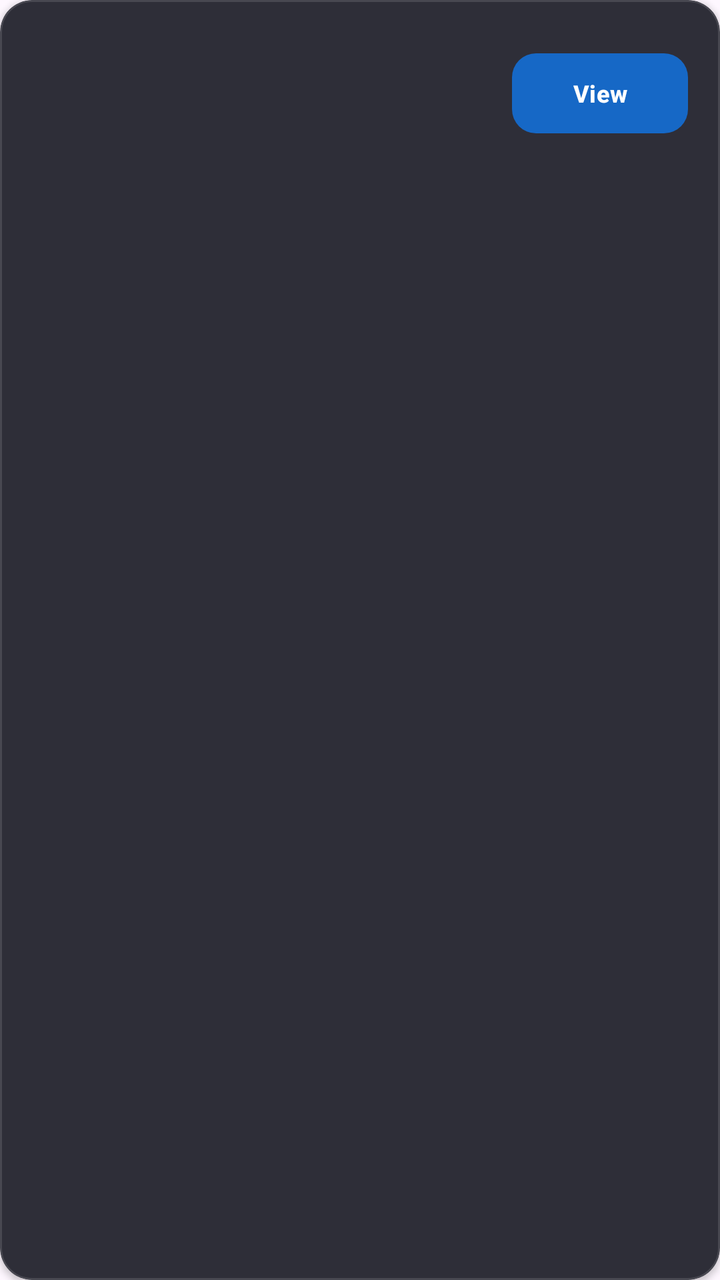
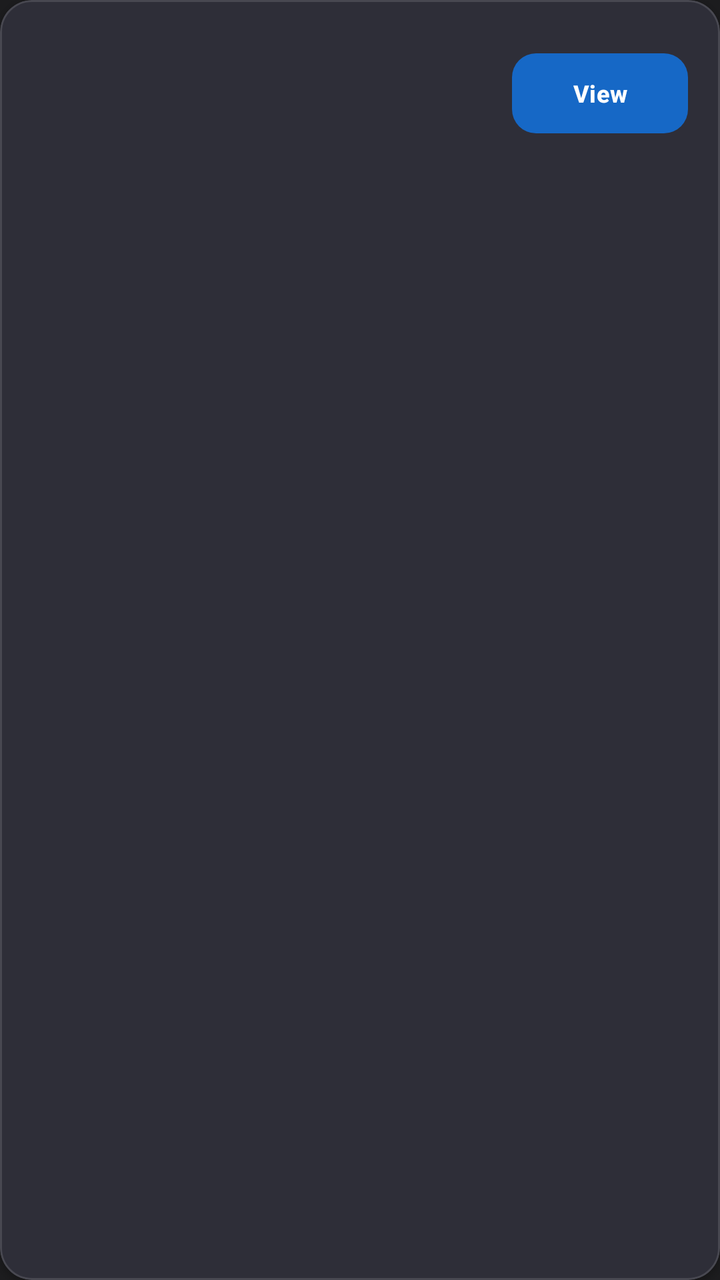

Screens rendered from an Android XML layout before and after an edit, with the pre-edit source and the edit as a unified diff.
<!-- AndroidManifest.xml: application theme Theme.ImuLogger -->
<!-- res/layout/item_session_history.xml -->
<?xml version="1.0" encoding="utf-8"?>
<com.google.android.material.card.MaterialCardView xmlns:android="http://schemas.android.com/apk/res/android"
    xmlns:app="http://schemas.android.com/apk/res-auto"
    android:layout_width="match_parent"
    android:layout_height="wrap_content"
    android:layout_marginBottom="10dp"
    app:cardBackgroundColor="@color/overlay_chip"
    app:cardCornerRadius="16dp"
    app:cardElevation="2dp"
    app:strokeColor="@color/overlay_stroke_subtle"
    app:strokeWidth="1dp">

    <LinearLayout
        android:layout_width="match_parent"
        android:layout_height="wrap_content"
        android:orientation="horizontal"
        android:padding="16dp"
        android:gravity="center_vertical">

        <LinearLayout
            android:layout_width="0dp"
            android:layout_height="wrap_content"
            android:layout_weight="1"
            android:orientation="vertical">

            <TextView
                android:id="@+id/tvSessionDate"
                android:layout_width="wrap_content"
                android:layout_height="wrap_content"
                android:textColor="@color/on_overlay_primary"
                android:textSize="15sp"
                android:textStyle="bold" />

            <TextView
                android:id="@+id/tvSessionId"
                android:layout_width="wrap_content"
                android:layout_height="wrap_content"
                android:layout_marginTop="2dp"
                android:textColor="@color/on_overlay_muted"
                android:textSize="11sp" />

            <LinearLayout
                android:layout_width="wrap_content"
                android:layout_height="wrap_content"
                android:layout_marginTop="8dp"
                android:gravity="center_vertical"
                android:orientation="horizontal">

                <TextView
                    android:id="@+id/tvSessionDuration"
                    android:layout_width="wrap_content"
                    android:layout_height="wrap_content"
                    android:textColor="@color/on_overlay_secondary"
                    android:textSize="12sp" />

                <TextView
                    android:id="@+id/tvSessionSamples"
                    android:layout_width="wrap_content"
                    android:layout_height="wrap_content"
                    android:layout_marginStart="12dp"
                    android:textColor="@color/on_overlay_muted"
                    android:textSize="12sp" />
            </LinearLayout>
        </LinearLayout>

        <com.google.android.material.button.MaterialButton
            android:id="@+id/btnViewTrack"
            android:layout_width="wrap_content"
            android:layout_height="wrap_content"
            android:text="@string/view_map"
            android:textSize="12sp"
            android:textStyle="bold"
            app:cornerRadius="12dp"
            app:backgroundTint="@color/brand" />

    </LinearLayout>

</com.google.android.material.card.MaterialCardView>
<!-- resources referenced by this layout -->
<resources>
  <color name="brand">#1668C6</color>
  <color name="on_overlay_muted">#808085</color>
  <color name="on_overlay_primary">#FFFFFF</color>
  <color name="on_overlay_secondary">#A0A0A5</color>
  <color name="overlay_chip">#2E2E38</color>
  <color name="overlay_stroke_subtle">#20FFFFFF</color>
  <string name="view_map">View</string>
  <style name="Theme.ImuLogger" parent="Theme.Material3.DayNight.NoActionBar">
          <item name="colorPrimary">@color/brand</item>
          <item name="colorOnPrimary">@color/on_brand</item>
          <item name="android:statusBarColor">@android:color/transparent</item>
      </style>
  <color name="on_brand">#FFFFFF</color>
</resources>

<!-- the commit's change to res/layout/item_session_history.xml (unified diff, before → after) -->
@@ -4,6 +4,9 @@
     android:layout_width="match_parent"
     android:layout_height="wrap_content"
     android:layout_marginBottom="10dp"
+    android:clickable="true"
+    android:focusable="true"
+    android:foreground="?attr/selectableItemBackground"
     app:cardBackgroundColor="@color/overlay_chip"
     app:cardCornerRadius="16dp"
     app:cardElevation="2dp"
<!-- resource entries referenced after the edit -->
@@ -11,7 +11,12 @@
           <item name="colorPrimary">@color/brand</item>
           <item name="colorOnPrimary">@color/on_brand</item>
           <item name="android:statusBarColor">@android:color/transparent</item>
+          <item name="android:navigationBarColor">@android:color/transparent</item>
+          <item name="android:windowBackground">@color/overlay_card</item>
+          <item name="colorSurfaceContainer">@color/overlay_card</item>
+          <item name="colorSurfaceContainerHigh">@color/overlay_chip</item>
       </style>
   <color name="on_brand">#FFFFFF</color>
+  <color name="overlay_card">#1C1C1E</color>
 </resources>
 
